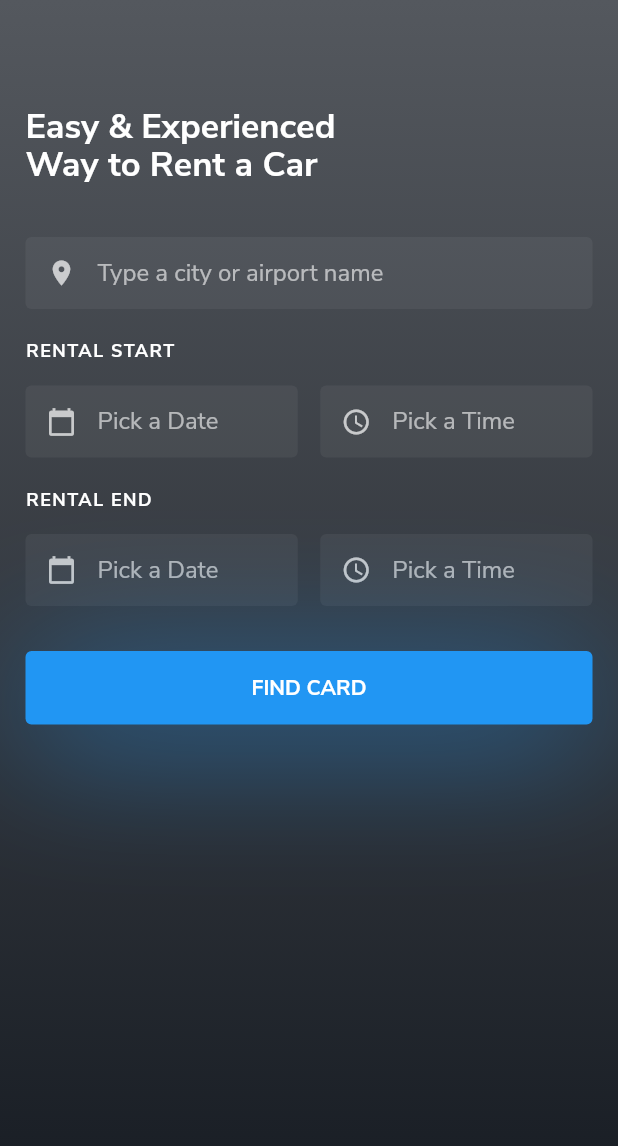
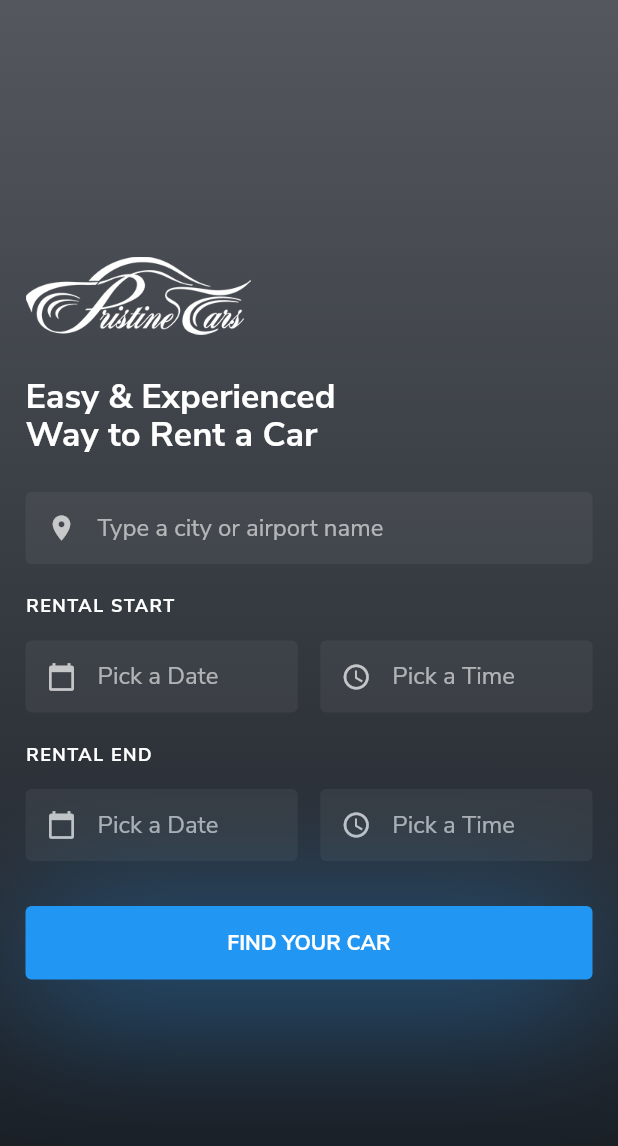
Before and after one commit to ctrleffive/car-rental-flutter-case-study, a Flutter app: the screen it shows after launch, on a phone screen of 412 x 824 dp. Shown: the top 1146 px of the screen. Run offline on Flutter 3.47's test engine with Material 2 defaults, Android fonts, the phone set to English and light mode, and no system bars.

Commit message:
home ui finisehd

```diff
--- a/lib/ui/home.dart
+++ b/lib/ui/home.dart
@@ -9,54 +9,26 @@ class Home extends StatelessWidget {
     return GradientBg(
       scaffold: Scaffold(
       backgroundColor: Colors.transparent,
-      // drawer: Drawer(
-      //   child: Container(
-      //     color: Theme.of(context).accentColor.withOpacity(0.8),
-      //     child: Column(
-      //       crossAxisAlignment: CrossAxisAlignment.stretch,
-      //       children: <Widget>[
-      //         DrawerHeader(
-      //           child: Text('Pristine Cars'),
-      //           decoration: BoxDecoration(
-      //             color: Theme.of(context).accentColor
-      //           ),
-      //         ),
-      //         SingleChildScrollView(
-      //           child: Padding(
-      //             padding: Styles.appPadding,
-      //             child: Column(
-      //               crossAxisAlignment: CrossAxisAlignment.start,
-      //               children: <Widget>[
-      //                 Text('data')
-      //               ],
-      //             ),
-      //           ),
-      //         )
-      //       ],
-      //     ),
-      //   ),
-      // ),
-      body: CustomScrollView(
-        slivers: <Widget>[
-          SliverAppBar(
-            backgroundColor: Colors.transparent.withOpacity(0),
-            brightness: Brightness.dark,
-            elevation: 0,
-          ),
-          SliverFillViewport(
-            delegate: SliverChildListDelegate([
-              Padding(
+      body: SingleChildScrollView(
+        child: SizedBox(
+          height: MediaQuery.of(context).size.height,
+          child: Padding(
             padding: Styles.appPadding,
-                child: Form(
             child: Column(
+              mainAxisAlignment: MainAxisAlignment.center,
               crossAxisAlignment: CrossAxisAlignment.start,
               children: <Widget>[
+                Image(
+                  image: AssetImage('assets/images/logo.png'),
+                  width: 150,
+                ),
+                SizedBox(height: 30),
                 Text('Easy & Experienced\nWay to Rent a Car', style: TextStyle(
                   fontWeight: FontWeight.bold,
                   fontSize: 23,
                   height: 1.1
                 )),
-                      SizedBox(height: 35),
+                SizedBox(height: 25),
                 TextFormField(
                   decoration: InputDecoration(
                     hintText: 'Type a city or airport name',
@@ -143,16 +115,13 @@ class Home extends StatelessWidget {
                 ),
                 SizedBox(height: 30),
                 GlowButton(
-                        title: 'FIND CARD',
+                  title: 'FIND YOUR CAR',
                   onTap: () {}
                 ),
               ],
             ),
-                )
           ),
-            ]),
         ),
-        ],
       ),
     ));
   }
--- a/pubspec.yaml
+++ b/pubspec.yaml
@@ -12,6 +12,8 @@ dependencies:
 
 flutter:
   uses-material-design: true
+  assets:
+  - assets/images/logo.png
   fonts:
   - family: NunitoSans
     fonts:
```
Also changed, not shown: lib/ui/partials/app_drawer.dart (added, +35 -0 lines), assets/images/logo.png (added). Lines whose indentation alone changed are shown as unchanged.
